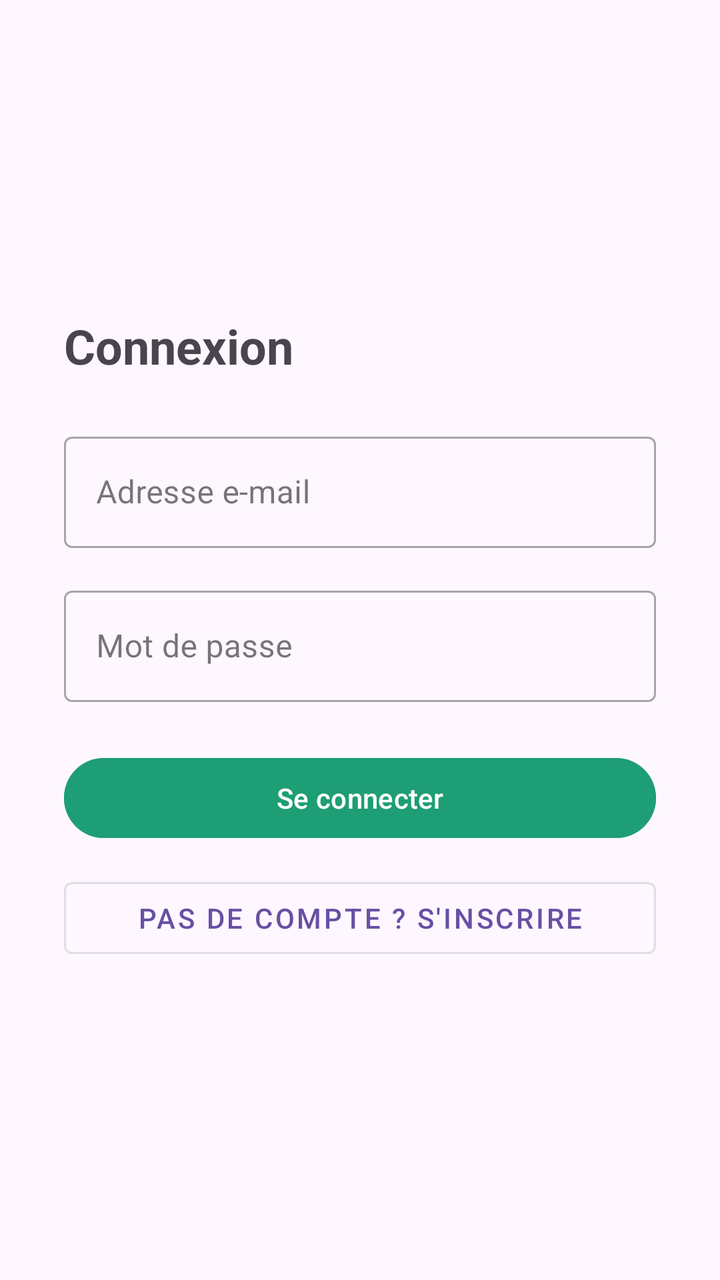
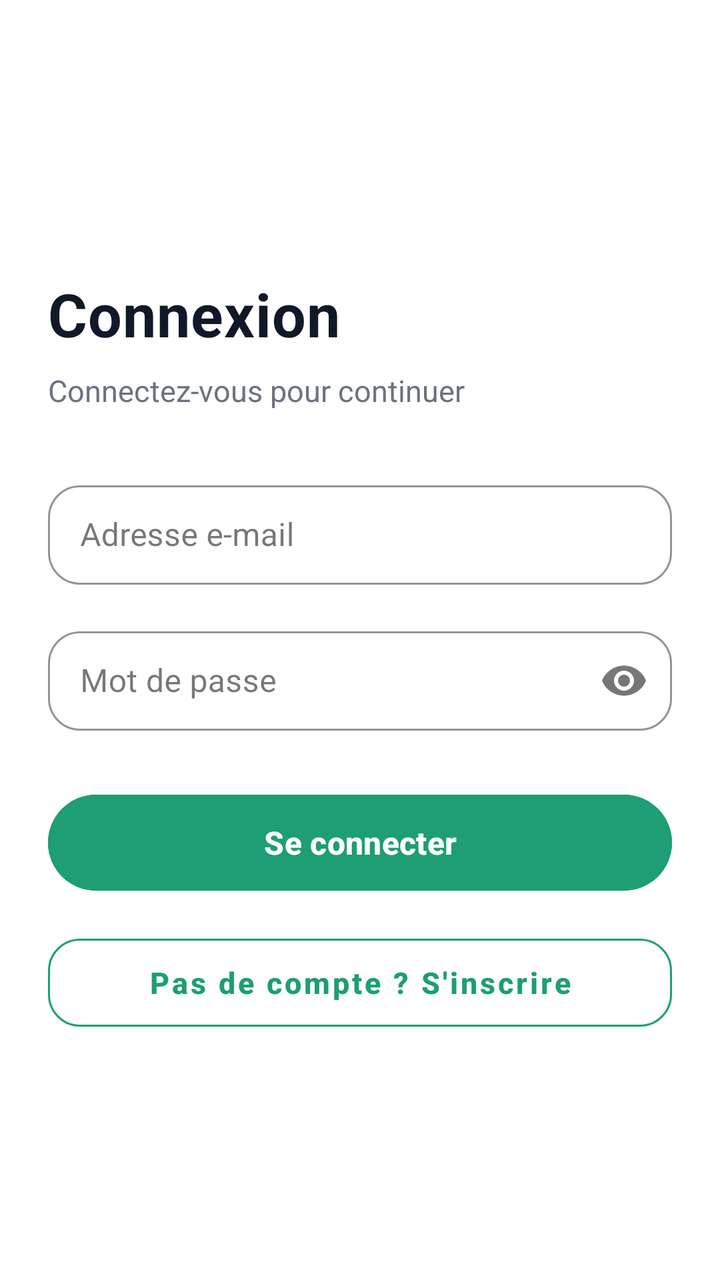

The first picture is an Android layout as it rendered before a commit; the second is the same layout after the commit. The layout source and the unified diff follow.
<!-- AndroidManifest.xml: application theme Theme.LeanMassCalculator -->
<!-- res/layout/activity_login.xml -->
<?xml version="1.0" encoding="utf-8"?>
<LinearLayout xmlns:android="http://schemas.android.com/apk/res/android"
    android:layout_width="match_parent"
    android:layout_height="match_parent"
    android:orientation="vertical"
    android:padding="32dp"
    android:gravity="center_vertical">

    <TextView
        android:text="Connexion"
        android:textSize="24sp"
        android:textStyle="bold"
        android:layout_width="wrap_content"
        android:layout_height="wrap_content"
        android:layout_marginBottom="24dp"/>

    <com.google.android.material.textfield.TextInputLayout
        android:layout_width="match_parent"
        android:layout_height="wrap_content"
        android:hint="Adresse e-mail"
        style="@style/Widget.MaterialComponents.TextInputLayout.OutlinedBox"
        android:layout_marginBottom="16dp">
        <com.google.android.material.textfield.TextInputEditText
            android:id="@+id/etEmail"
            android:inputType="textEmailAddress"
            android:layout_width="match_parent"
            android:layout_height="wrap_content"/>
    </com.google.android.material.textfield.TextInputLayout>

    <com.google.android.material.textfield.TextInputLayout
        android:layout_width="match_parent"
        android:layout_height="wrap_content"
        android:hint="Mot de passe"
        style="@style/Widget.MaterialComponents.TextInputLayout.OutlinedBox"
        android:layout_marginBottom="24dp">
        <com.google.android.material.textfield.TextInputEditText
            android:id="@+id/etPassword"
            android:inputType="textPassword"
            android:layout_width="match_parent"
            android:layout_height="wrap_content"/>
    </com.google.android.material.textfield.TextInputLayout>

    
    <Button
        android:id="@+id/btnLogin"
        android:text="Se connecter"
        android:backgroundTint="#1D9E75"
        android:layout_width="match_parent"
        android:layout_height="wrap_content"
        android:layout_marginBottom="12dp"/>

    
    <Button
        android:id="@+id/btnGoRegister"
        android:text="Pas de compte ? S'inscrire"
        style="@style/Widget.MaterialComponents.Button.OutlinedButton"
        android:layout_width="match_parent"
        android:layout_height="wrap_content"/>

</LinearLayout>
<!-- resources referenced by this layout -->
<resources>
  <style name="Theme.LeanMassCalculator" parent="Theme.Material3.DayNight.NoActionBar" />
</resources>

<!-- the commit's change to res/layout/activity_login.xml (unified diff, before → after) -->
@@ -1,60 +1,118 @@
 <?xml version="1.0" encoding="utf-8"?>
 <LinearLayout xmlns:android="http://schemas.android.com/apk/res/android"
+    xmlns:app="http://schemas.android.com/apk/res-auto"
     android:layout_width="match_parent"
     android:layout_height="match_parent"
     android:orientation="vertical"
-    android:padding="32dp"
-    android:gravity="center_vertical">
+    android:paddingStart="24dp"
+    android:paddingEnd="24dp"
+    android:paddingTop="40dp"
+    android:paddingBottom="24dp"
+    android:gravity="center_vertical"
+    android:background="#FFFFFF">
 
+    
     <TextView
-        android:text="Connexion"
-        android:textSize="24sp"
-        android:textStyle="bold"
         android:layout_width="wrap_content"
         android:layout_height="wrap_content"
-        android:layout_marginBottom="24dp"/>
+        android:text="Connexion"
+        android:textColor="#111827"
+        android:textSize="30sp"
+        android:textStyle="bold"
+        android:letterSpacing="0.01"
+        android:layout_marginBottom="8dp" />
 
+    
+    <TextView
+        android:layout_width="wrap_content"
+        android:layout_height="wrap_content"
+        android:text="Connectez-vous pour continuer"
+        android:textColor="#6B7280"
+        android:textSize="15sp"
+        android:layout_marginBottom="32dp" />
+
+    
     <com.google.android.material.textfield.TextInputLayout
         android:layout_width="match_parent"
         android:layout_height="wrap_content"
+        android:layout_marginBottom="18dp"
         android:hint="Adresse e-mail"
         style="@style/Widget.MaterialComponents.TextInputLayout.OutlinedBox"
-        android:layout_marginBottom="16dp">
+        app:boxBackgroundMode="outline"
+        app:boxCornerRadiusTopStart="16dp"
+        app:boxCornerRadiusTopEnd="16dp"
+        app:boxCornerRadiusBottomStart="16dp"
+        app:boxCornerRadiusBottomEnd="16dp"
+        app:boxStrokeColor="#1D9E75"
+        app:hintTextColor="#6B7280">
+
         <com.google.android.material.textfield.TextInputEditText
             android:id="@+id/etEmail"
+            android:layout_width="match_parent"
+            android:layout_height="wrap_content"
             android:inputType="textEmailAddress"
-            android:layout_width="match_parent"
-            android:layout_height="wrap_content"/>
+            android:textColor="#111827"
+            android:textSize="16sp"
+            android:paddingTop="14dp"
+            android:paddingBottom="14dp" />
+
     </com.google.android.material.textfield.TextInputLayout>
 
+    
     <com.google.android.material.textfield.TextInputLayout
         android:layout_width="match_parent"
         android:layout_height="wrap_content"
+        android:layout_marginBottom="28dp"
         android:hint="Mot de passe"
         style="@style/Widget.MaterialComponents.TextInputLayout.OutlinedBox"
-        android:layout_marginBottom="24dp">
+        app:endIconMode="password_toggle"
+        app:boxBackgroundMode="outline"
+        app:boxCornerRadiusTopStart="16dp"
+        app:boxCornerRadiusTopEnd="16dp"
+        app:boxCornerRadiusBottomStart="16dp"
+        app:boxCornerRadiusBottomEnd="16dp"
+        app:boxStrokeColor="#1D9E75"
+        app:hintTextColor="#6B7280">
+
         <com.google.android.material.textfield.TextInputEditText
             android:id="@+id/etPassword"
+            android:layout_width="match_parent"
+            android:layout_height="wrap_content"
             android:inputType="textPassword"
-            android:layout_width="match_parent"
-            android:layout_height="wrap_content"/>
+            android:textColor="#111827"
+            android:textSize="16sp"
+            android:paddingTop="14dp"
+            android:paddingBottom="14dp" />
+
     </com.google.android.material.textfield.TextInputLayout>
 
     
     <Button
         android:id="@+id/btnLogin"
+        android:layout_width="match_parent"
+        android:layout_height="56dp"
+        android:layout_marginBottom="14dp"
         android:text="Se connecter"
+        android:textAllCaps="false"
+        android:textSize="16sp"
+        android:textStyle="bold"
+        android:textColor="#FFFFFF"
         android:backgroundTint="#1D9E75"
-        android:layout_width="match_parent"
-        android:layout_height="wrap_content"
-        android:layout_marginBottom="12dp"/>
+        android:elevation="2dp" />
 
     
     <Button
         android:id="@+id/btnGoRegister"
-        android:text="Pas de compte ? S'inscrire"
         style="@style/Widget.MaterialComponents.Button.OutlinedButton"
         android:layout_width="match_parent"
-        android:layout_height="wrap_content"/>
+        android:layout_height="56dp"
+        android:text="Pas de compte ? S'inscrire"
+        android:textAllCaps="false"
+        android:textSize="15sp"
+        android:textStyle="bold"
+        android:textColor="#1D9E75"
+        app:strokeColor="#1D9E75"
+        app:strokeWidth="1dp"
+        app:cornerRadius="16dp" />
 
 </LinearLayout>
